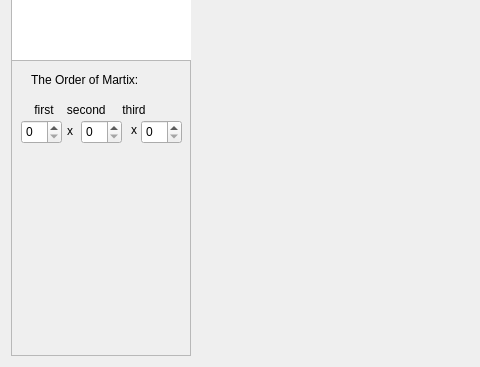
Above: labOO/MainWindow.ui from ThisIsGJ/QT before the change; both pictures show x 0 to 480 and y 481 to 848 of the 794 by 848 pixel window. Below: the same form after it.
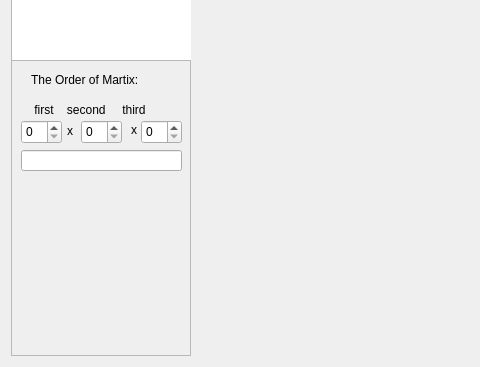
That is the form after the change. Custom widgets are drawn as their Qt base class.

What changed in the file:
```diff
--- a/labOO/MainWindow.ui
+++ b/labOO/MainWindow.ui
@@ -417,6 +417,16 @@
         <string>x</string>
        </property>
       </widget>
+      <widget class="QLineEdit" name="lineEdit">
+       <property name="geometry">
+        <rect>
+         <x>10</x>
+         <y>360</y>
+         <width>161</width>
+         <height>21</height>
+        </rect>
+       </property>
+      </widget>
      </widget>
      <widget class="QWidget" name="widget_3" native="true">
       <property name="geometry">
```
